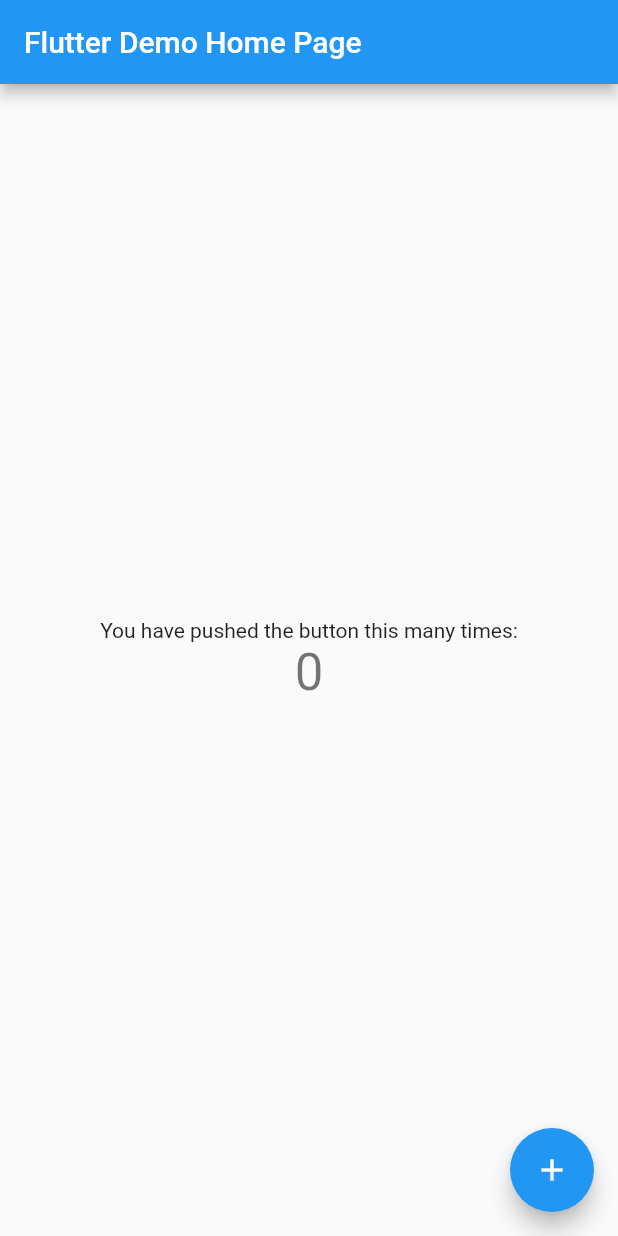
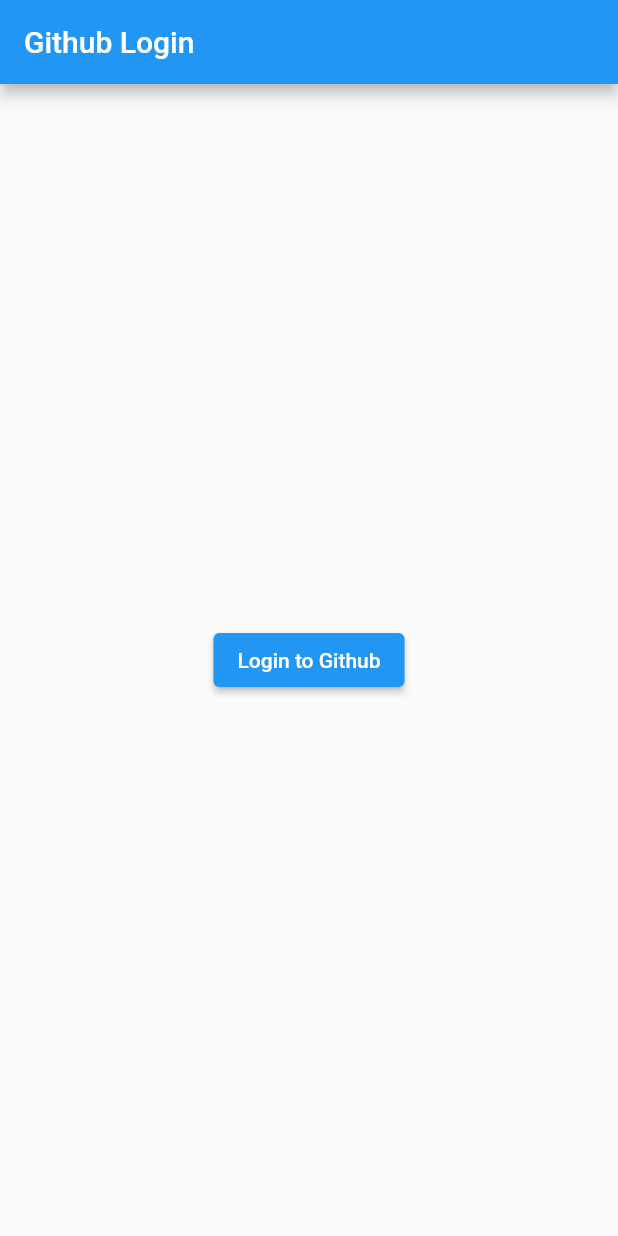
Before and after one commit to agustinjosew/Flutter-Dart-Practica, a Flutter app: the screen it shows after launch, on a phone screen of 412 x 824 dp. Run offline on Flutter 3.47's test engine with Material 2 defaults, Android fonts, the phone set to English and light mode, and no system bars; missing offline and left inert: oauth2.

Commit message:
desktop git flow auth

```diff
--- /dev/null
+++ b/flutter_desktop/lib/github_cred.dart
@@ -0,0 +1,4 @@
+const githubClientId = 'd23b40f886cb80bd6d0e';
+const githubClientSecret = 'ffc3365d5b0ca677f40b6cf886658044b6cdda06';
+
+const githubScopes = ['repo', 'read:org'];
--- a/flutter_desktop/lib/main.dart
+++ b/flutter_desktop/lib/main.dart
@@ -1,113 +1,47 @@
 import 'package:flutter/material.dart';
+import 'github_cred.dart';
+import 'src/github_login.dart';
 
 void main() {
   runApp(MyApp());
 }
 
 class MyApp extends StatelessWidget {
-  // This widget is the root of your application.
   @override
   Widget build(BuildContext context) {
     return MaterialApp(
-      title: 'Flutter Demo',
+      title: 'GitHub GraphQL API Client',
       theme: ThemeData(
-        // This is the theme of your application.
-        //
-        // Try running your application with "flutter run". You'll see the
-        // application has a blue toolbar. Then, without quitting the app, try
-        // changing the primarySwatch below to Colors.green and then invoke
-        // "hot reload" (press "r" in the console where you ran "flutter run",
-        // or simply save your changes to "hot reload" in a Flutter IDE).
-        // Notice that the counter didn't reset back to zero; the application
-        // is not restarted.
         primarySwatch: Colors.blue,
+        visualDensity: VisualDensity.adaptivePlatformDensity,
       ),
-      home: MyHomePage(title: 'Flutter Demo Home Page'),
+      home: MyHomePage(title: 'GitHub GraphQL API Client'),
     );
   }
 }
 
-class MyHomePage extends StatefulWidget {
+class MyHomePage extends StatelessWidget {
   MyHomePage({Key? key, required this.title}) : super(key: key);
-
-  // This widget is the home page of your application. It is stateful, meaning
-  // that it has a State object (defined below) that contains fields that affect
-  // how it looks.
-
-  // This class is the configuration for the state. It holds the values (in this
-  // case the title) provided by the parent (in this case the App widget) and
-  // used by the build method of the State. Fields in a Widget subclass are
-  // always marked "final".
-
   final String title;
 
   @override
-  _MyHomePageState createState() => _MyHomePageState();
-}
-
-class _MyHomePageState extends State<MyHomePage> {
-  int _counter = 0;
-
-  void _incrementCounter() {
-    setState(() {
-      // This call to setState tells the Flutter framework that something has
-      // changed in this State, which causes it to rerun the build method below
-      // so that the display can reflect the updated values. If we changed
-      // _counter without calling setState(), then the build method would not be
-      // called again, and so nothing would appear to happen.
-      _counter++;
-    });
-  }
-
-  @override
   Widget build(BuildContext context) {
-    // This method is rerun every time setState is called, for instance as done
-    // by the _incrementCounter method above.
-    //
-    // The Flutter framework has been optimized to make rerunning build methods
-    // fast, so that you can just rebuild anything that needs updating rather
-    // than having to individually change instances of widgets.
-    return Scaffold(
-      appBar: AppBar(
-        // Here we take the value from the MyHomePage object that was created by
-        // the App.build method, and use it to set our appbar title.
-        title: Text(widget.title),
-      ),
-      body: Center(
-        // Center is a layout widget. It takes a single child and positions it
-        // in the middle of the parent.
-        child: Column(
-          // Column is also a layout widget. It takes a list of children and
-          // arranges them vertically. By default, it sizes itself to fit its
-          // children horizontally, and tries to be as tall as its parent.
-          //
-          // Invoke "debug painting" (press "p" in the console, choose the
-          // "Toggle Debug Paint" action from the Flutter Inspector in Android
-          // Studio, or the "Toggle Debug Paint" command in Visual Studio Code)
-          // to see the wireframe for each widget.
-          //
-          // Column has various properties to control how it sizes itself and
-          // how it positions its children. Here we use mainAxisAlignment to
-          // center the children vertically; the main axis here is the vertical
-          // axis because Columns are vertical (the cross axis would be
-          // horizontal).
-          mainAxisAlignment: MainAxisAlignment.center,
-          children: <Widget>[
-            Text(
-              'You have pushed the button this many times:',
+    return GithubLoginWidget(
+      builder: (context, httpClient) {
+        return Scaffold(
+          appBar: AppBar(
+            title: Text(title),
+          ),
+          body: Center(
+            child: Text(
+              'You are logged in to GitHub!',
             ),
-            Text(
-              '$_counter',
-              style: Theme.of(context).textTheme.headline4,
-            ),
-          ],
-        ),
-      ),
-      floatingActionButton: FloatingActionButton(
-        onPressed: _incrementCounter,
-        tooltip: 'Increment',
-        child: Icon(Icons.add),
-      ), // This trailing comma makes auto-formatting nicer for build methods.
+          ),
+        );
+      },
+      githubClientId: githubClientId,
+      githubClientSecret: githubClientSecret,
+      githubScopes: githubScopes,
     );
   }
 }
--- /dev/null
+++ b/flutter_desktop/lib/src/github_login.dart
@@ -0,0 +1,128 @@
+import 'dart:io';
+import 'package:flutter/material.dart';
+import 'package:http/http.dart' as http;
+import 'package:oauth2/oauth2.dart' as oauth2;
+import 'package:url_launcher/url_launcher.dart';
+
+/*
+ejecutar un servidor web temporal,
+redireccionar al usuario a un extremo en GitHub en el navegador web,
+esperar a que el usuario complete el flujo de autorización en el navegador y controlar una llamada de redireccionamiento de GitHub que incluye el código (que luego debe convertirse en un token de OAuth2 con una llamada diferente a los servidores de la API de GitHub).
+*/
+
+final _authorizationEndpoint =
+    Uri.parse('https://github.com/login/oauth/authorize');
+final _tokenEndpoint = Uri.parse('https://github.com/login/oauth/acces_token');
+
+class GithubLoginWidget extends StatefulWidget {
+  const GithubLoginWidget({
+    required this.builder,
+    required this.githubClientId,
+    required this.githubClientSecret,
+    required this.githubScopes,
+  });
+  final AuthenticatedBuilder builder;
+  final String githubClientId;
+  final String githubClientSecret;
+  final List<String> githubScopes;
+
+  @override
+  _GithubLoginState createState() => _GithubLoginState();
+}
+
+typedef AuthenticatedBuilder = Widget Function(
+    BuildContext context, oauth2.Client client);
+
+class _GithubLoginState extends State<GithubLoginWidget> {
+  HttpServer? _redirectServer;
+  oauth2.Client? _client;
+
+  @override
+  Widget build(BuildContext context) {
+    final client = _client;
+    if (client != null) {
+      return widget.builder(context, client);
+    }
+
+    return Scaffold(
+      appBar: AppBar(
+        title: const Text('Github Login'),
+      ),
+      body: Center(
+        child: ElevatedButton(
+          onPressed: () async {
+            await _redirectServer?.close();
+            // Bind to an ephemeral port on localhost
+            _redirectServer = await HttpServer.bind('localhost', 0);
+            var authenticatedHttpClient = await _getOAuth2Client(
+                Uri.parse('http://localhost:${_redirectServer!.port}/auth'));
+            setState(() {
+              _client = authenticatedHttpClient;
+            });
+          },
+          child: const Text('Login to Github'),
+        ),
+      ),
+    );
+  }
+
+  Future<oauth2.Client> _getOAuth2Client(Uri redirectUrl) async {
+    if (widget.githubClientId.isEmpty || widget.githubClientSecret.isEmpty) {
+      throw const GithubLoginException(
+          'githubClientId and githubClientSecret must be not empty. '
+          'See `lib/github_oauth_credentials.dart` for more detail.');
+    }
+    var grant = oauth2.AuthorizationCodeGrant(
+      widget.githubClientId,
+      _authorizationEndpoint,
+      _tokenEndpoint,
+      secret: widget.githubClientSecret,
+      httpClient: _JsonAcceptingHttpClient(),
+    );
+    var authorizationUrl =
+        grant.getAuthorizationUrl(redirectUrl, scopes: widget.githubScopes);
+
+    await _redirect(authorizationUrl);
+    var responseQueryParameters = await _listen();
+    var client =
+        await grant.handleAuthorizationResponse(responseQueryParameters);
+    return client;
+  }
+
+  Future<void> _redirect(Uri authorizationUrl) async {
+    var url = authorizationUrl.toString();
+    if (await canLaunch(url)) {
+      await launch(url);
+    } else {
+      throw GithubLoginException('Could not launch $url');
+    }
+  }
+
+  Future<Map<String, String>> _listen() async {
+    var request = await _redirectServer!.first;
+    var params = request.uri.queryParameters;
+    request.response.statusCode = 200;
+    request.response.headers.set('content-type', 'text/plain');
+    request.response.writeln('Authenticated! You can close this tab.');
+    await request.response.close();
+    await _redirectServer!.close();
+    _redirectServer = null;
+    return params;
+  }
+}
+
+class _JsonAcceptingHttpClient extends http.BaseClient {
+  final _httpClient = http.Client();
+  @override
+  Future<http.StreamedResponse> send(http.BaseRequest request) {
+    request.headers['Accept'] = 'application/json';
+    return _httpClient.send(request);
+  }
+}
+
+class GithubLoginException implements Exception {
+  const GithubLoginException(this.message);
+  final String message;
+  @override
+  String toString() => message;
+}
--- a/flutter_desktop/pubspec.yaml
+++ b/flutter_desktop/pubspec.yaml
@@ -28,6 +28,9 @@
   # The following adds the Cupertino Icons font to your application.
   # Use with the CupertinoIcons class for iOS style icons.
   cupertino_icons: ^1.0.2
+  http: ^0.13.1
+  oauth2: ^2.0.0
+  url_launcher: ^6.0.9
 
 dev_dependencies:
   flutter_test:
```
Also changed, not shown: 4 other files.
